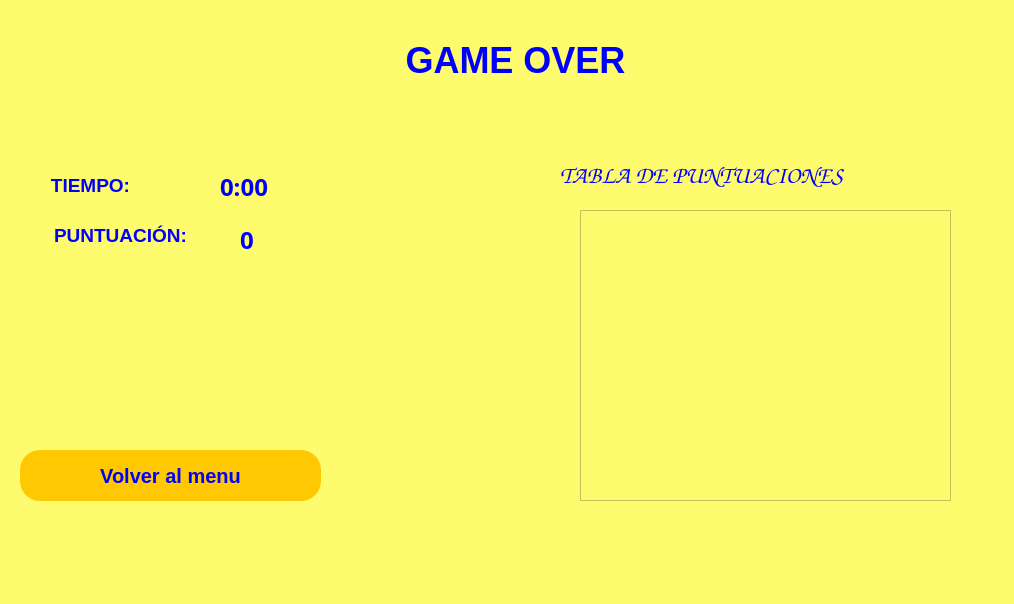
Qt form gameover.ui (LuisMiguelSC/project-flappy) before a commit.
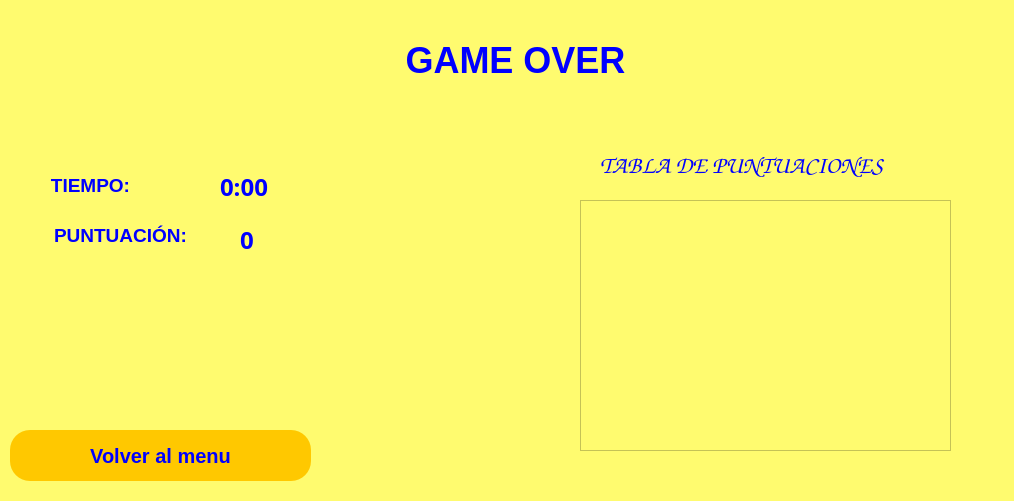
The same form after that commit. Icons and pictures are not drawn.

```diff
--- a/gameover.ui
+++ b/gameover.ui
@@ -7,7 +7,7 @@
     <x>0</x>
     <y>0</y>
     <width>1014</width>
-    <height>604</height>
+    <height>501</height>
    </rect>
   </property>
   <property name="windowTitle">
@@ -19,8 +19,8 @@
   <widget class="QPushButton" name="returnMenu">
    <property name="geometry">
     <rect>
-     <x>20</x>
-     <y>450</y>
+     <x>10</x>
+     <y>430</y>
      <width>301</width>
      <height>51</height>
     </rect>
@@ -388,8 +388,8 @@
   <widget class="QLabel" name="label_4">
    <property name="geometry">
     <rect>
-     <x>560</x>
-     <y>150</y>
+     <x>600</x>
+     <y>140</y>
      <width>411</width>
      <height>51</height>
     </rect>
@@ -412,9 +412,9 @@
    <property name="geometry">
     <rect>
      <x>580</x>
-     <y>210</y>
+     <y>200</y>
      <width>371</width>
-     <height>291</height>
+     <height>251</height>
     </rect>
    </property>
    <property name="font">
@@ -426,6 +426,18 @@
    <property name="styleSheet">
     <string notr="true">color:rgb(0, 0, 255)</string>
    </property>
+   <property name="frameShape">
+    <enum>QFrame::StyledPanel</enum>
+   </property>
+   <property name="lineWidth">
+    <number>4</number>
+   </property>
+   <property name="verticalScrollBarPolicy">
+    <enum>Qt::ScrollBarAlwaysOff</enum>
+   </property>
+   <property name="horizontalScrollBarPolicy">
+    <enum>Qt::ScrollBarAlwaysOff</enum>
+   </property>
   </widget>
  </widget>
  <resources>
```
Left out of the diff: 6 changed lines with no effect on the pictures.
